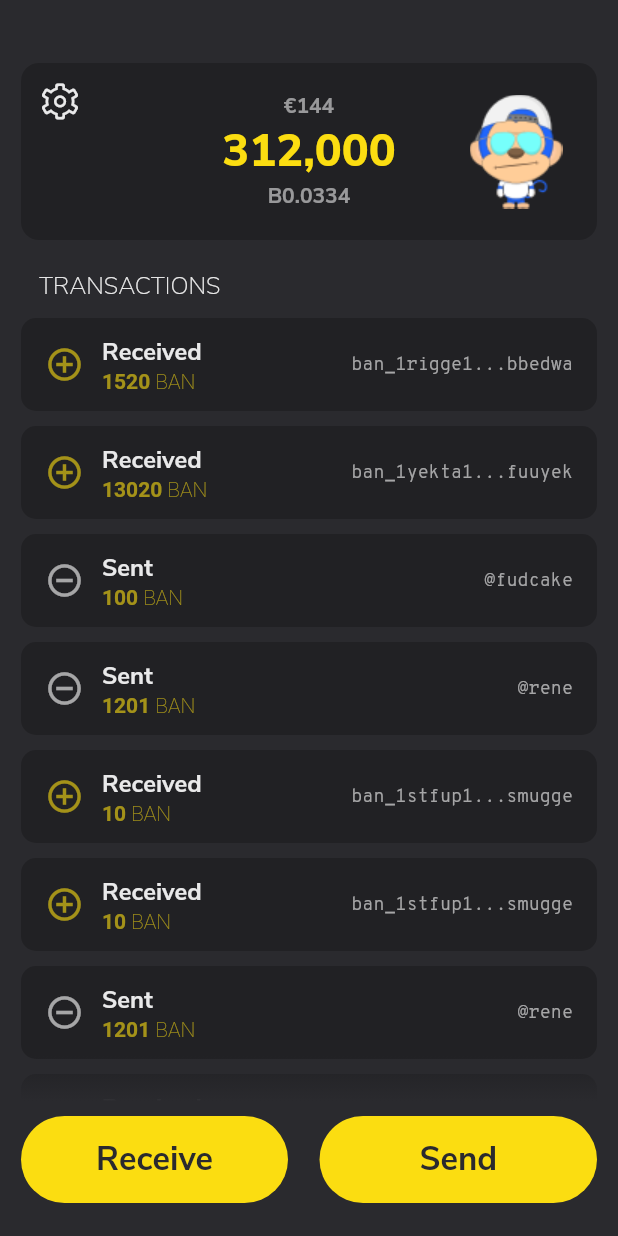
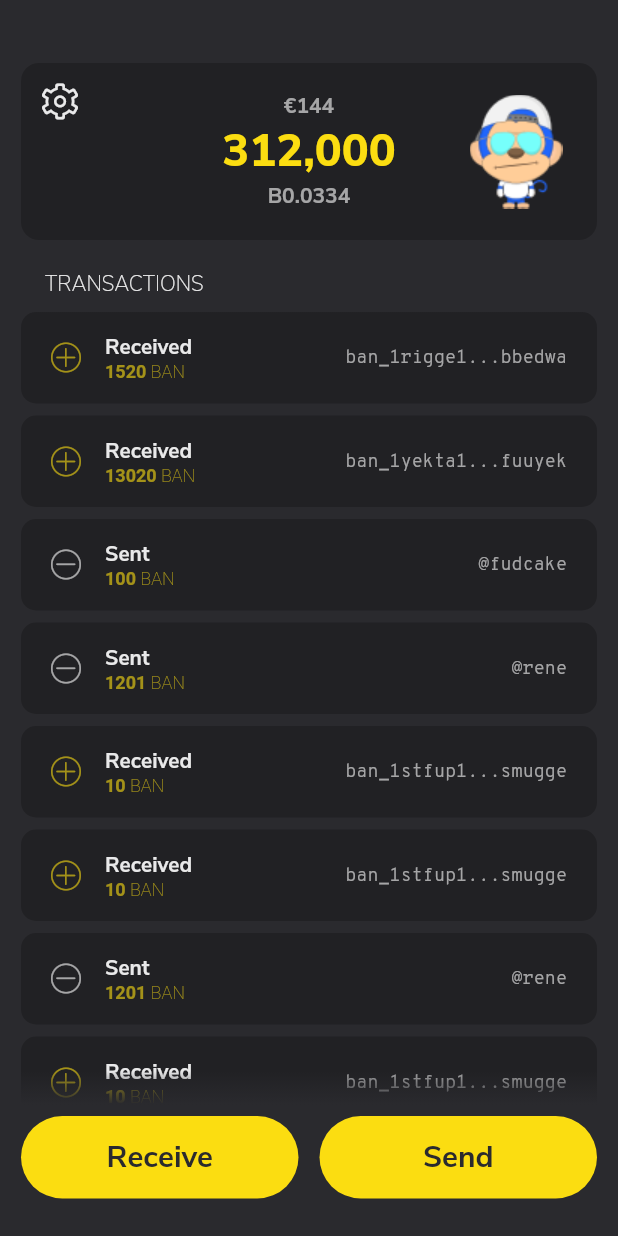
Before and after one commit to appditto/natrium_wallet_flutter, a Flutter app: the screen it shows after launch, on a phone screen of 412 x 824 dp. Run offline on Flutter 3.47's test engine with Material 2 defaults, Android fonts, the phone set to English and light mode, and no system bars.

Commit message:
Various UI tweaks.

```diff
--- a/lib/buttons.dart
+++ b/lib/buttons.dart
@@ -18,7 +18,7 @@ Widget buildKaliumButton(String buttonText, double marginLeft, double marginTop,
         child: new Text(buttonText,
             textAlign: TextAlign.center,
             style: TextStyle(
-                fontSize: 22.0, fontWeight: FontWeight.w700, color: greyLight)),
+                fontSize: 20.0, fontWeight: FontWeight.w700, color: greyLight)),
         padding: EdgeInsets.symmetric(vertical: 14.0, horizontal: 20),
         onPressed: () {
           doNothing();
--- a/lib/cards.dart
+++ b/lib/cards.dart
@@ -36,7 +36,7 @@ Widget buildMainCard() {
                     style: TextStyle(
                         fontSize: 14.0,
                         fontWeight: FontWeight.w600,
-                        color: Colors.white54)),
+                        color: white60)),
                 new Text("312,000",
                     textAlign: TextAlign.center,
                     style: TextStyle(
@@ -48,7 +48,7 @@ Widget buildMainCard() {
                     style: TextStyle(
                         fontSize: 14.0,
                         fontWeight: FontWeight.w600,
-                        color: Colors.white54)),
+                        color: white60)),
               ],
             ),
           ),
@@ -69,24 +69,24 @@ Widget buildMainCard() {
 
 //Received Card
 Widget buildReceivedCard(String amount, String address) {
-  return new Container(
-    margin: new EdgeInsets.fromLTRB(14.0, 5.0, 14.0, 5.0),
-    decoration: new BoxDecoration(
+  return Container(
+    margin: EdgeInsets.fromLTRB(14.0, 4.0, 14.0, 4.0),
+    decoration: BoxDecoration(
       color: greyDark,
       borderRadius: BorderRadius.circular(10.0),
     ),
     child: Center(
       child: Padding(
-        padding: const EdgeInsets.symmetric(vertical: 12.0, horizontal: 16.0),
+        padding: const EdgeInsets.symmetric(vertical: 14.0, horizontal: 20.0),
         child: Row(
           mainAxisAlignment: MainAxisAlignment.spaceBetween,
           children: <Widget>[
             Row(
               children: <Widget>[
                 Container(
-                    margin: new EdgeInsets.only(right: 12.0),
-                    child: new Icon(Icons.add_circle_outline,
-                        color: yellow60, size: 26)),
+                    margin: new EdgeInsets.only(right: 16.0),
+                    child: new Icon(KaliumIcons.received,
+                        color: yellow60, size: 20)),
                 Column(
                   crossAxisAlignment: CrossAxisAlignment.start,
                   children: <Widget>[
@@ -94,7 +94,7 @@ Widget buildReceivedCard(String amount, String address) {
                       "Received",
                       textAlign: TextAlign.left,
                       style: TextStyle(
-                        fontSize: 16.0,
+                        fontSize: 14.0,
                         fontWeight: FontWeight.w600,
                         color: white90,
                       ),
@@ -108,7 +108,7 @@ Widget buildReceivedCard(String amount, String address) {
                             text: amount,
                             style: new TextStyle(
                               color: yellow60,
-                              fontSize: 14.0,
+                              fontSize: 12.0,
                               fontWeight: FontWeight.w600,
                             ),
                           ),
@@ -116,7 +116,7 @@ Widget buildReceivedCard(String amount, String address) {
                             text: " BAN",
                             style: new TextStyle(
                               color: yellow60,
-                              fontSize: 14.0,
+                              fontSize: 12.0,
                               fontWeight: FontWeight.w100,
                             ),
                           ),
@@ -146,24 +146,24 @@ Widget buildReceivedCard(String amount, String address) {
 
 //Sent Card
 Widget buildSentCard(String amount, String address) {
-  return new Container(
-    margin: new EdgeInsets.fromLTRB(14.0, 5.0, 14.0, 5.0),
+  return Container(
+    margin: new EdgeInsets.fromLTRB(14.0, 4.0, 14.0, 4.0),
     decoration: new BoxDecoration(
       color: greyDark,
       borderRadius: BorderRadius.circular(10.0),
     ),
     child: Center(
       child: Padding(
-        padding: const EdgeInsets.symmetric(vertical: 12.0, horizontal: 16.0),
+        padding: const EdgeInsets.symmetric(vertical: 14.0, horizontal: 20.0),
         child: Row(
           mainAxisAlignment: MainAxisAlignment.spaceBetween,
           children: <Widget>[
             Row(
               children: <Widget>[
                 Container(
-                    margin: new EdgeInsets.only(right: 12.0),
-                    child: new Icon(Icons.remove_circle_outline,
-                        color: white60, size: 26)),
+                    margin: new EdgeInsets.only(right: 16.0),
+                    child: new Icon(KaliumIcons.sent,
+                        color: white60, size: 20)),
                 Column(
                   crossAxisAlignment: CrossAxisAlignment.start,
                   children: <Widget>[
@@ -171,7 +171,7 @@ Widget buildSentCard(String amount, String address) {
                       "Sent",
                       textAlign: TextAlign.left,
                       style: TextStyle(
-                        fontSize: 16.0,
+                        fontSize: 14.0,
                         fontWeight: FontWeight.w600,
                         color: white90,
                       ),
@@ -185,7 +185,7 @@ Widget buildSentCard(String amount, String address) {
                             text: amount,
                             style: new TextStyle(
                               color: yellow60,
-                              fontSize: 14.0,
+                              fontSize: 12.0,
                               fontWeight: FontWeight.w600,
                             ),
                           ),
@@ -193,7 +193,7 @@ Widget buildSentCard(String amount, String address) {
                             text: " BAN",
                             style: new TextStyle(
                               color: yellow60,
-                              fontSize: 14.0,
+                              fontSize: 12.0,
                               fontWeight: FontWeight.w100,
                             ),
                           ),
--- a/lib/colors.dart
+++ b/lib/colors.dart
@@ -5,6 +5,7 @@ Color greyLight40 = const Color(0x662A2A2E);
 Color greyLightZero = const Color(0x002A2A2E);
 
 Color greyDark = const Color(0xFF212124);
+Color greyDarkZero = const Color(0x00212124);
 
 Color greyDarkest = const Color(0xFF1A1A1C);
 
--- a/lib/kalium_icons.dart
+++ b/lib/kalium_icons.dart
@@ -1,3 +1,18 @@
+/// Flutter icons KaliumIcons
+/// Copyright (C) 2018 by original authors @ fluttericon.com, fontello.com
+/// This font was generated by FlutterIcon.com, which is derived from Fontello.
+///
+/// To use this font, place it in your fonts/ directory and include the
+/// following in your pubspec.yaml
+///
+/// flutter:
+///   fonts:
+///    - family:  KaliumIcons
+///      fonts:
+///       - asset: fonts/KaliumIcons.ttf
+///
+///
+///
 import 'package:flutter/widgets.dart';
 
 class KaliumIcons {
@@ -26,4 +41,6 @@ class KaliumIcons {
   static const IconData currency = const IconData(0xe812, fontFamily: _kFontFam);
   static const IconData fingerprint = const IconData(0xe813, fontFamily: _kFontFam);
   static const IconData logout = const IconData(0xe814, fontFamily: _kFontFam);
+  static const IconData sent = const IconData(0xe815, fontFamily: _kFontFam);
+  static const IconData received = const IconData(0xe816, fontFamily: _kFontFam);
 }
--- a/lib/main.dart
+++ b/lib/main.dart
@@ -16,7 +16,7 @@ class MyApp extends StatelessWidget {
       title: 'KaliumF',
       theme: ThemeData(
         primaryColor: yellow,
-        accentColor: yellow60,
+        accentColor: yellow,
         fontFamily: 'NunitoSans',
         brightness: Brightness.dark,
       ),
@@ -33,14 +33,17 @@ class MyHomePage extends StatefulWidget {
 }
 
 class _MyHomePageState extends State<MyHomePage> {
-  Modal modal = new Modal();
+  KaliumBottomSheet receive = new KaliumBottomSheet();
   @override
   Widget build(BuildContext context) {
     SystemChrome.setSystemUIOverlayStyle(SystemUiOverlayStyle.light
         .copyWith(statusBarIconBrightness: Brightness.light));
     return Scaffold(
-      drawer: new Drawer(
+      drawer: SizedBox(
+        width: MediaQuery.of(context).size.width * 0.8,
+        child: new Drawer(
           child: buildSettingsSheet(),
+        ),
       ),
       body: Container(
         constraints: BoxConstraints.expand(),
@@ -54,14 +57,14 @@ class _MyHomePageState extends State<MyHomePage> {
 
             //Transactions Text
             Container(
-              margin: new EdgeInsets.fromLTRB(26.0, 20.0, 26.0, 0.0),
+              margin: new EdgeInsets.fromLTRB(30.0, 20.0, 26.0, 0.0),
               child: Row(
                 children: <Widget>[
                   Text(
                     "TRANSACTIONS",
                     textAlign: TextAlign.left,
                     style: TextStyle(
-                      fontSize: 16.0,
+                      fontSize: 14.0,
                       fontWeight: FontWeight.w100,
                       color: white90,
                     ),
@@ -70,14 +73,13 @@ class _MyHomePageState extends State<MyHomePage> {
               ),
             ), //Transactions Text End
 
-            //List+Buttons
+            //Transactions List
             Expanded(
               child: Stack(
                 children: <Widget>[
-                  //Transactions List
                   Container(
                     child: ListView(
-                      padding: EdgeInsets.only(top: 5.0, bottom: 110.0),
+                      padding: EdgeInsets.only(top: 5.0, bottom: 15.0),
                       children: <Widget>[
                         buildReceivedCard('1520', 'ban_1rigge1...bbedwa'),
                         buildReceivedCard('13020', 'ban_1yekta1...fuuyek'),
@@ -95,9 +97,9 @@ class _MyHomePageState extends State<MyHomePage> {
                         buildSentCard('1201', '@rene'),
                       ],
                     ),
-                  ), //Transactions List End
+                  ),
 
-                  //Thin Strip
+                  //List Top Gradient End
                   Align(
                     alignment: Alignment.topCenter,
                     child: Container(
@@ -111,53 +113,57 @@ class _MyHomePageState extends State<MyHomePage> {
                         ),
                       ),
                     ),
-                  ), //Thin Strip End
+                  ), //List Top Gradient End
 
-                  //Buttons Area
+                  //List Bottom Gradient
                   Align(
                     alignment: Alignment.bottomCenter,
                     child: Container(
+                      height: 30.0,
+                      width: double.infinity,
                       decoration: new BoxDecoration(
-                        color: greyDark,
                         gradient: new LinearGradient(
                           colors: [greyLightZero, greyLight],
-                          begin: new Alignment(0.5, -1.0),
-                          end: new Alignment(0.5, -0.5),
+                          begin: new Alignment(0.5, -1),
+                          end: new Alignment(0.5, 0.5),
                         ),
                       ),
+                    ),
+                  ), //List Bottom Gradient End
+                ],
+              ),
+            ), //Transactions List End
+
+            //Buttons Area
+            Container(
+              color: greyLight,
               child: Row(
                 children: <Widget>[
                   Expanded(
                     child: Container(
-                              margin: new EdgeInsets.fromLTRB(
-                                  14.0, 40.0, 14.0, 22.0),
+                      margin: new EdgeInsets.fromLTRB(14.0, 0.0, 7.0, 25.0),
                       child: new FlatButton(
                         shape: new RoundedRectangleBorder(
-                                    borderRadius:
-                                        new BorderRadius.circular(100.0)),
+                            borderRadius: new BorderRadius.circular(100.0)),
                         color: yellow,
                         child: new Text('Receive',
                             textAlign: TextAlign.center,
                             style: TextStyle(
-                                        fontSize: 22.0,
+                                fontSize: 20.0,
                                 fontWeight: FontWeight.w700,
                                 color: greyLight)),
                         padding: EdgeInsets.symmetric(
                             vertical: 14.0, horizontal: 20),
-                                onPressed: () => modal.mainBottomSheet(context),
+                        onPressed: () => receive.mainBottomSheet(context),
                         highlightColor: greyLight40,
                         splashColor: greyLight40,
                       ),
                     ),
                   ),
-                          buildKaliumButton("Send", 7.0, 40.0, 14.0, 22.0),
+                  buildKaliumButton("Send", 7.0, 0.0, 14.0, 25.0),
                 ],
               ),
-                    ),
-                  ), //Buttons Area
-                ],
-              ),
-            ), //List+Buttons End
+            ), //Buttons Area End
           ],
         ),
       ),
--- a/lib/sheets.dart
+++ b/lib/sheets.dart
@@ -6,20 +6,33 @@ import 'kalium_icons.dart';
 Widget buildSettingsSheet() {
   return Container(
     color: greyDark,
-    child: ListView(
-      padding: EdgeInsets.only(bottom: 10.0),
+    child: Column(
       children: <Widget>[
         Container(
-          margin: new EdgeInsets.only(left: 30.0, top: 40.0),
-          child: Text("Settings",
+          margin: new EdgeInsets.only(left: 30.0, top: 50.0, bottom: 10.0),
+          child: Row(
+            children: <Widget>[
+              Text("Settings",
                   style: TextStyle(
-                  fontSize: 30.0, fontWeight: FontWeight.w800, color: white90)),
+                      fontSize: 30.0,
+                      fontWeight: FontWeight.w800,
+                      color: white90))
+            ],
           ),
+        ),
+        Expanded(
+            child: Stack(
+          children: <Widget>[
+            ListView(
+              padding: EdgeInsets.only(bottom: 10.0, top: 15.0),
+              children: <Widget>[
                 Container(
-          margin: new EdgeInsets.only(left: 30.0, top: 20.0),
+                  margin: new EdgeInsets.only(left: 30.0),
                   child: Text("Preferences",
                       style: TextStyle(
-                  fontSize: 16.0, fontWeight: FontWeight.w100, color: white60)),
+                          fontSize: 16.0,
+                          fontWeight: FontWeight.w100,
+                          color: white60)),
                 ),
                 Divider(),
                 Container(
@@ -30,8 +43,8 @@ Widget buildSettingsSheet() {
                     children: <Widget>[
                       Container(
                           margin: new EdgeInsets.only(right: 16.0),
-                  child:
-                      new Icon(KaliumIcons.currency, color: yellow, size: 22)),
+                          child: new Icon(KaliumIcons.currency,
+                              color: yellow, size: 24)),
                       Column(
                         mainAxisAlignment: MainAxisAlignment.center,
                         crossAxisAlignment: CrossAxisAlignment.start,
@@ -46,7 +59,7 @@ Widget buildSettingsSheet() {
                           Text(
                             "\$ US Dollar",
                             style: TextStyle(
-                        fontSize: 16.0,
+                                fontSize: 12.0,
                                 fontWeight: FontWeight.w100,
                                 color: white60),
                           ),
@@ -64,8 +77,8 @@ Widget buildSettingsSheet() {
                     children: <Widget>[
                       Container(
                           margin: new EdgeInsets.only(right: 16.0),
-                  child:
-                      new Icon(KaliumIcons.language, color: yellow, size: 22)),
+                          child: new Icon(KaliumIcons.language,
+                              color: yellow, size: 24)),
                       Column(
                         mainAxisAlignment: MainAxisAlignment.center,
                         crossAxisAlignment: CrossAxisAlignment.start,
@@ -80,7 +93,7 @@ Widget buildSettingsSheet() {
                           Text(
                             "System Default",
                             style: TextStyle(
-                        fontSize: 16.0,
+                                fontSize: 12.0,
                                 fontWeight: FontWeight.w100,
                                 color: white60),
                           ),
@@ -99,7 +112,7 @@ Widget buildSettingsSheet() {
                       Container(
                           margin: new EdgeInsets.only(right: 16.0),
                           child: new Icon(KaliumIcons.fingerprint,
-                      color: yellow, size: 22)),
+                              color: yellow, size: 24)),
                       Column(
                         mainAxisAlignment: MainAxisAlignment.center,
                         crossAxisAlignment: CrossAxisAlignment.start,
@@ -114,7 +127,7 @@ Widget buildSettingsSheet() {
                           Text(
                             "Fingerprint",
                             style: TextStyle(
-                        fontSize: 16.0,
+                                fontSize: 12.0,
                                 fontWeight: FontWeight.w100,
                                 color: white60),
                           ),
@@ -133,7 +146,7 @@ Widget buildSettingsSheet() {
                       Container(
                           margin: new EdgeInsets.only(right: 16.0),
                           child: new Icon(KaliumIcons.notifications,
-                      color: yellow, size: 22)),
+                              color: yellow, size: 24)),
                       Column(
                         mainAxisAlignment: MainAxisAlignment.center,
                         crossAxisAlignment: CrossAxisAlignment.start,
@@ -148,7 +161,7 @@ Widget buildSettingsSheet() {
                           Text(
                             "On",
                             style: TextStyle(
-                        fontSize: 16.0,
+                                fontSize: 12.0,
                                 fontWeight: FontWeight.w100,
                                 color: white60),
                           ),
@@ -162,7 +175,9 @@ Widget buildSettingsSheet() {
                   margin: new EdgeInsets.only(left: 30.0, top: 20.0),
                   child: Text("Manage",
                       style: TextStyle(
-                  fontSize: 16.0, fontWeight: FontWeight.w100, color: white60)),
+                          fontSize: 16.0,
+                          fontWeight: FontWeight.w100,
+                          color: white60)),
                 ),
                 Divider(),
                 Container(
@@ -172,8 +187,8 @@ Widget buildSettingsSheet() {
                     children: <Widget>[
                       Container(
                           margin: new EdgeInsets.only(right: 16.0),
-                  child:
-                      new Icon(KaliumIcons.contacts, color: yellow, size: 22)),
+                          child: new Icon(KaliumIcons.contacts,
+                              color: yellow, size: 24)),
                       Text(
                         "Contacts",
                         style: TextStyle(
@@ -193,7 +208,7 @@ Widget buildSettingsSheet() {
                       Container(
                           margin: new EdgeInsets.only(right: 16.0),
                           child: new Icon(KaliumIcons.backupseed,
-                      color: yellow, size: 22)),
+                              color: yellow, size: 24)),
                       Text(
                         "Backup Seed",
                         style: TextStyle(
@@ -213,7 +228,7 @@ Widget buildSettingsSheet() {
                       Container(
                           margin: new EdgeInsets.only(right: 16.0),
                           child: new Icon(KaliumIcons.transferfunds,
-                      color: yellow, size: 22)),
+                              color: yellow, size: 24)),
                       Text(
                         "Load from Paper Wallet",
                         style: TextStyle(
@@ -233,7 +248,7 @@ Widget buildSettingsSheet() {
                       Container(
                           margin: new EdgeInsets.only(right: 16.0),
                           child: new Icon(KaliumIcons.changerepresentative,
-                      color: yellow, size: 22)),
+                              color: yellow, size: 24)),
                       Text(
                         "Change Representative",
                         style: TextStyle(
@@ -252,7 +267,8 @@ Widget buildSettingsSheet() {
                     children: <Widget>[
                       Container(
                           margin: new EdgeInsets.only(right: 16.0),
-                  child: new Icon(KaliumIcons.logout, color: yellow, size: 22)),
+                          child: new Icon(KaliumIcons.logout,
+                              color: yellow, size: 24)),
                       Text(
                         "Logout",
                         style: TextStyle(
@@ -270,16 +286,36 @@ Widget buildSettingsSheet() {
                     Text(
                       "KaliumF v0.1",
                       style: TextStyle(
-                  fontSize: 16.0, fontWeight: FontWeight.w100, color: white60),
+                          fontSize: 16.0,
+                          fontWeight: FontWeight.w100,
+                          color: white60),
                     ),
                   ],
                 ),
               ],
             ),
+            //List Top Gradient End
+            Align(
+              alignment: Alignment.topCenter,
+              child: Container(
+                height: 20.0,
+                width: double.infinity,
+                decoration: new BoxDecoration(
+                  gradient: new LinearGradient(
+                    colors: [greyDark, greyDarkZero],
+                    begin: new Alignment(0.5, -1.0),
+                    end: new Alignment(0.5, 1.0),
+                  ),
+                ),
+              ),
+            ), //List Top Gradient End
+          ],
+        )),
+      ],
+    ),
   );
 }
-
-class Modal {
+class KaliumBottomSheet{
   mainBottomSheet(BuildContext context) {
     showModalBottomSheet(
         context: context,
```
Also changed, not shown: fonts/KaliumIcons.ttf, 2 other files. Lines whose indentation alone changed are shown as unchanged.
